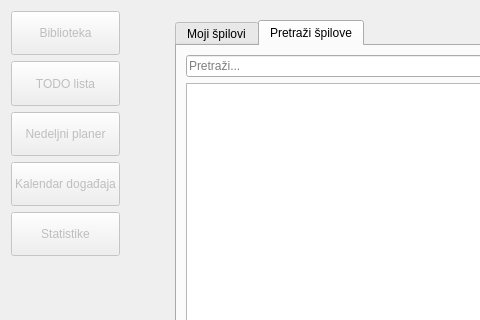
First picture: the form in app/forms/mainwindow.ui, repository bogdans55/StudySphere, before the edit; both pictures show x 0 to 480 and y 0 to 320 of the 900 by 600 pixel window.
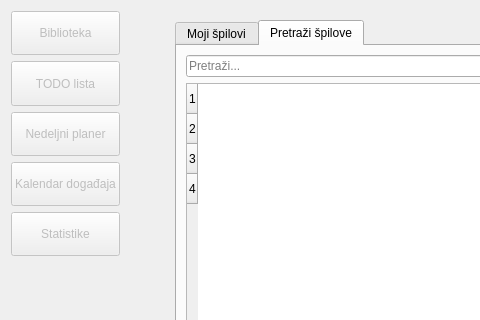
Second picture: the form after the edit. The open tabs and pages were chosen to show the change. Icons and pictures are not drawn.

Patch:
```diff
--- a/app/forms/mainwindow.ui
+++ b/app/forms/mainwindow.ui
@@ -328,7 +328,15 @@
             </layout>
            </item>
            <item>
-            <widget class="QTableWidget" name="tableWidget_browser"/>
+            <widget class="QTableWidget" name="tableWidget_browser">
+             <property name="rowCount">
+              <number>4</number>
+             </property>
+             <row/>
+             <row/>
+             <row/>
+             <row/>
+            </widget>
            </item>
           </layout>
          </widget>
```
Left out of the diff: 2 changed lines with no effect on the pictures.
